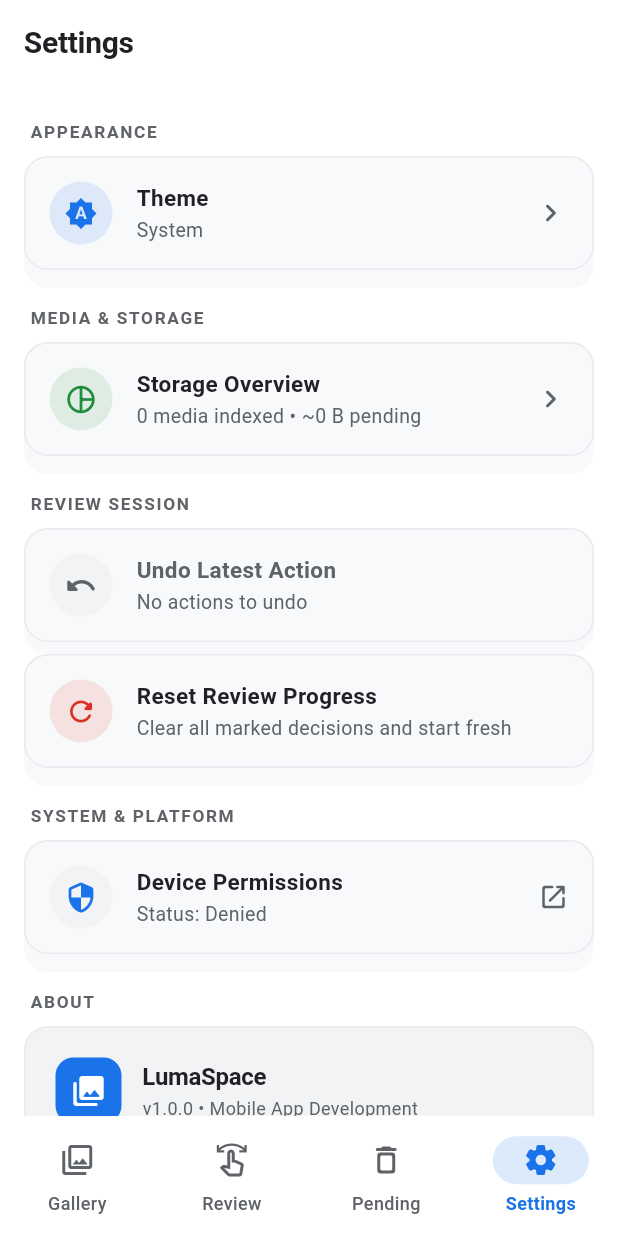
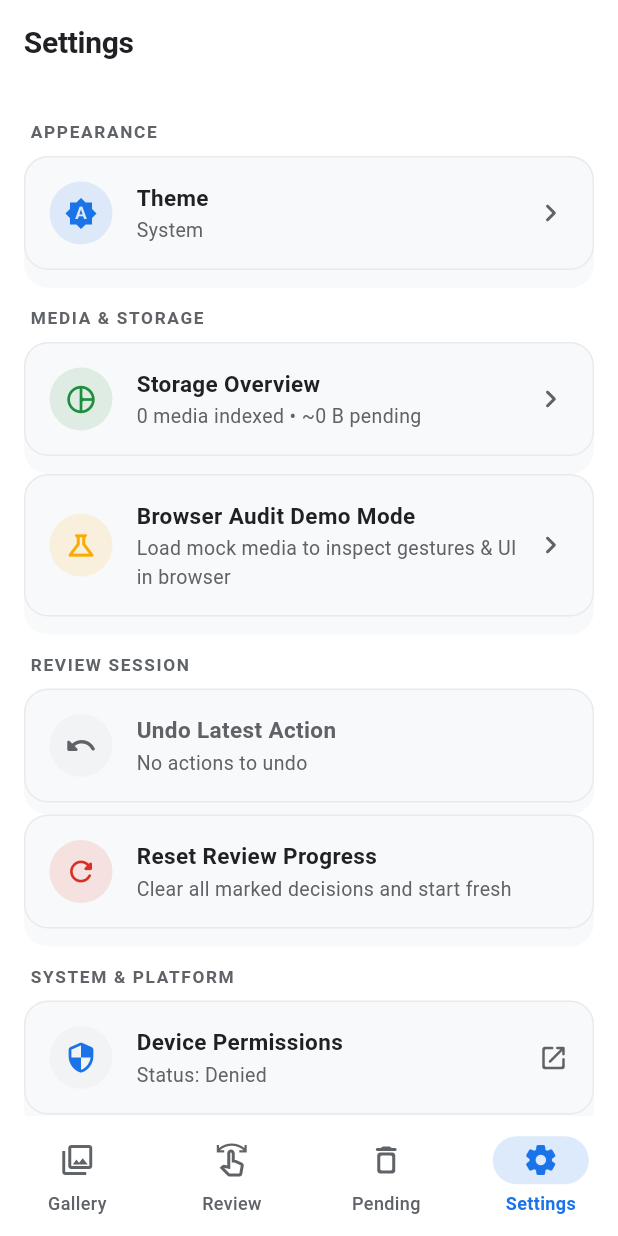
Before and after one commit to S-T-HARINI/LumaSpace, a Flutter app: the screen it shows after launch, item 4 of the bottom bar chosen, on a phone screen of 412 x 824 dp. Run offline on Flutter 3.47's test engine with Material 3 defaults, Android fonts, the phone set to English and light mode, and no system bars; our stand-ins replace shared_preferences, video_player; missing offline and left inert: photo_manager.

Commit message:
feat: complete browser audit, mock demo engine, APK release builds, and testing documentation

```diff
--- a/analysis_options.yaml
+++ b/analysis_options.yaml
@@ -14,6 +14,7 @@ analyzer:
     - build/**
     - android/**
     - ios/**
+    - web/**
 
 linter:
   # The lint rules applied to this project can be customized in the
--- a/lib/providers/gallery_provider.dart
+++ b/lib/providers/gallery_provider.dart
@@ -206,12 +206,22 @@ class GalleryProvider extends ChangeNotifier {
     notifyListeners();
   }
 
+  bool _isMockMode = false;
+  bool get isMockMode => _isMockMode;
+
   // Inject items for testing
   void setMockItems(List<MediaItem> items) {
     _rawItems = List.of(items);
     _permissionStatus = AppPermissionStatus.granted;
     _isLoading = false;
     _hasMore = false;
+    _isMockMode = true;
     notifyListeners();
   }
+
+  void clearMockDemoData() {
+    _rawItems.clear();
+    _isMockMode = false;
+    loadMedia(refresh: true);
+  }
 }
--- a/lib/screens/settings/settings_screen.dart
+++ b/lib/screens/settings/settings_screen.dart
@@ -4,6 +4,7 @@ import '../../core/theme/app_theme.dart';
 import '../../core/theme/theme_provider.dart';
 import '../../core/widgets/lift_container.dart';
 import '../../data/services/media_service.dart';
+import '../../data/services/mock_media_helper.dart';
 import '../../providers/deletion_provider.dart';
 import '../../providers/gallery_provider.dart';
 import '../../providers/review_provider.dart';
@@ -116,6 +117,64 @@ class SettingsScreen extends StatelessWidget {
                       const SizedBox(height: 2),
                       Text(
                         '${gallery.displayedItems.length} media indexed • ~$formattedSize pending',
+                        style: TextStyle(color: colors.subtleText, fontSize: 13),
+                      ),
+                    ],
+                  ),
+                ),
+                Icon(Icons.chevron_right_rounded, color: colors.subtleText),
+              ],
+            ),
+          ),
+          LiftContainer(
+            onTap: () async {
+              if (gallery.isMockMode) {
+                gallery.clearMockDemoData();
+                ScaffoldMessenger.of(context).showSnackBar(
+                  const SnackBar(content: Text('Exited demo mode. Restored real media state.')),
+                );
+              } else {
+                final mockItems = await MockMediaHelper.generateMockItems();
+                if (!context.mounted) return;
+                gallery.setMockItems(mockItems);
+                ScaffoldMessenger.of(context).showSnackBar(
+                  const SnackBar(content: Text('Loaded 8 mock media items for UI testing & inspection.')),
+                );
+              }
+            },
+            margin: const EdgeInsets.only(bottom: 12),
+            padding: const EdgeInsets.all(16),
+            borderRadius: BorderRadius.circular(16),
+            color: theme.cardColor,
+            border: Border.all(color: colors.cardBorder),
+            child: Row(
+              children: [
+                Container(
+                  padding: const EdgeInsets.all(10),
+                  decoration: BoxDecoration(
+                    color: colors.warningColor.withValues(alpha: 0.12),
+                    shape: BoxShape.circle,
+                  ),
+                  child: Icon(
+                    gallery.isMockMode ? Icons.check_circle_outline : Icons.science_outlined,
+                    color: colors.warningColor,
+                    size: 22,
+                  ),
+                ),
+                const SizedBox(width: 16),
+                Expanded(
+                  child: Column(
+                    crossAxisAlignment: CrossAxisAlignment.start,
+                    children: [
+                      Text(
+                        gallery.isMockMode ? 'Exit Demo / Mock Mode' : 'Browser Audit Demo Mode',
+                        style: const TextStyle(fontWeight: FontWeight.w600, fontSize: 15),
+                      ),
+                      const SizedBox(height: 2),
+                      Text(
+                        gallery.isMockMode
+                            ? 'Currently displaying 8 labeled mock photos & videos'
+                            : 'Load mock media to inspect gestures & UI in browser',
                         style: TextStyle(color: colors.subtleText, fontSize: 13),
                       ),
                     ],
```
Also changed, not shown: lib/data/services/mock_media_helper.dart (added, +129 -0 lines), lib/screens/gallery/gallery_screen.dart (+46 -0 lines), 9 other files.
